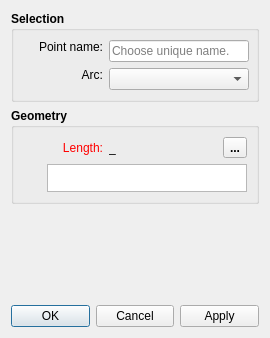
Qt form src/libs/vtools/dialogs/tools/dialogcutarc.ui (FashionFreedom/Seamly2D) before a commit.
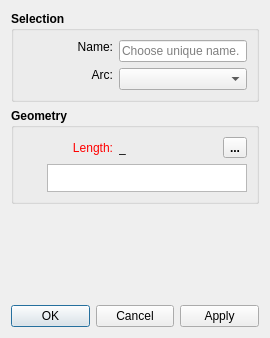
The same form after that commit. Icons and pictures are not drawn.

The edit to the form file:
```diff
--- a/src/libs/vtools/dialogs/tools/dialogcutarc.ui
+++ b/src/libs/vtools/dialogs/tools/dialogcutarc.ui
@@ -35,7 +35,6 @@
      <property name="font">
       <font>
        <pointsize>9</pointsize>
-       <weight>75</weight>
        <bold>true</bold>
       </font>
      </property>
@@ -45,53 +44,9 @@
      <layout class="QVBoxLayout" name="verticalLayout_2">
       <item>
        <layout class="QFormLayout" name="formLayout">
-        <property name="fieldGrowthPolicy">
-         <enum>QFormLayout::ExpandingFieldsGrow</enum>
+        <property name="labelAlignment">
+         <set>Qt::AlignRight|Qt::AlignTrailing|Qt::AlignVCenter</set>
         </property>
-        <item row="1" column="0">
-         <widget class="QLabel" name="label_3">
-          <property name="sizePolicy">
-           <sizepolicy hsizetype="Fixed" vsizetype="Fixed">
-            <horstretch>0</horstretch>
-            <verstretch>0</verstretch>
-           </sizepolicy>
-          </property>
-          <property name="minimumSize">
-           <size>
-            <width>80</width>
-            <height>0</height>
-           </size>
-          </property>
-          <property name="font">
-           <font>
-            <weight>50</weight>
-            <bold>false</bold>
-           </font>
-          </property>
-          <property name="text">
-           <string>Arc:</string>
-          </property>
-          <property name="alignment">
-           <set>Qt::AlignRight|Qt::AlignTrailing|Qt::AlignVCenter</set>
-          </property>
-         </widget>
-        </item>
-        <item row="1" column="1">
-         <widget class="QComboBox" name="comboBoxArc">
-          <property name="minimumSize">
-           <size>
-            <width>140</width>
-            <height>0</height>
-           </size>
-          </property>
-          <property name="font">
-           <font>
-            <weight>50</weight>
-            <bold>false</bold>
-           </font>
-          </property>
-         </widget>
-        </item>
         <item row="0" column="0">
          <widget class="QLabel" name="labelEditNamePoint">
           <property name="sizePolicy">
@@ -102,18 +57,18 @@
           </property>
           <property name="minimumSize">
            <size>
-            <width>80</width>
+            <width>90</width>
             <height>0</height>
            </size>
           </property>
           <property name="font">
            <font>
-            <weight>50</weight>
+            <pointsize>9</pointsize>
             <bold>false</bold>
            </font>
           </property>
           <property name="text">
-           <string>Point name:</string>
+           <string>Name:</string>
           </property>
           <property name="alignment">
            <set>Qt::AlignRight|Qt::AlignTrailing|Qt::AlignVCenter</set>
@@ -124,13 +79,13 @@
          <widget class="QLineEdit" name="lineEditNamePoint">
           <property name="minimumSize">
            <size>
-            <width>140</width>
+            <width>80</width>
             <height>0</height>
            </size>
           </property>
           <property name="font">
            <font>
-            <weight>50</weight>
+            <pointsize>9</pointsize>
             <bold>false</bold>
            </font>
           </property>
@@ -142,6 +97,50 @@
           </property>
          </widget>
         </item>
+        <item row="1" column="0">
+         <widget class="QLabel" name="label_3">
+          <property name="sizePolicy">
+           <sizepolicy hsizetype="Fixed" vsizetype="Fixed">
+            <horstretch>0</horstretch>
+            <verstretch>0</verstretch>
+           </sizepolicy>
+          </property>
+          <property name="minimumSize">
+           <size>
+            <width>90</width>
+            <height>0</height>
+           </size>
+          </property>
+          <property name="font">
+           <font>
+            <pointsize>9</pointsize>
+            <bold>false</bold>
+           </font>
+          </property>
+          <property name="text">
+           <string>Arc:</string>
+          </property>
+          <property name="alignment">
+           <set>Qt::AlignRight|Qt::AlignTrailing|Qt::AlignVCenter</set>
+          </property>
+         </widget>
+        </item>
+        <item row="1" column="1">
+         <widget class="QComboBox" name="comboBoxArc">
+          <property name="minimumSize">
+           <size>
+            <width>80</width>
+            <height>0</height>
+           </size>
+          </property>
+          <property name="font">
+           <font>
+            <pointsize>9</pointsize>
+            <bold>false</bold>
+           </font>
+          </property>
+         </widget>
+        </item>
        </layout>
       </item>
      </layout>
@@ -158,7 +157,6 @@
      <property name="font">
       <font>
        <pointsize>9</pointsize>
-       <weight>75</weight>
        <bold>true</bold>
       </font>
      </property>
@@ -178,7 +176,7 @@
           </property>
           <property name="minimumSize">
            <size>
-            <width>80</width>
+            <width>90</width>
             <height>0</height>
            </size>
           </property>
@@ -221,7 +219,7 @@
           </property>
           <property name="font">
            <font>
-            <weight>50</weight>
+            <pointsize>9</pointsize>
             <bold>false</bold>
            </font>
           </property>
@@ -243,13 +241,13 @@
           </property>
           <property name="minimumSize">
            <size>
-            <width>87</width>
+            <width>40</width>
             <height>0</height>
            </size>
           </property>
           <property name="font">
            <font>
-            <weight>50</weight>
+            <pointsize>9</pointsize>
             <bold>false</bold>
            </font>
           </property>
```
Left out of the diff: 2 changed lines with no effect on the pictures.
